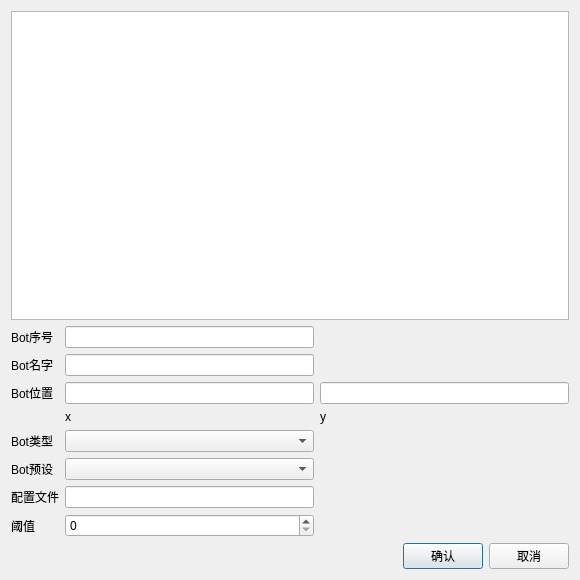
LiJiabo/GameMapGeneration, file dialogbotsettings.ui: the form before one commit.
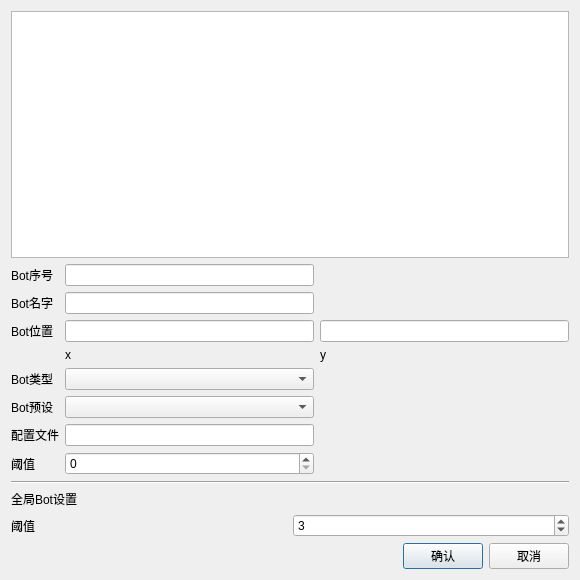
The form after the commit.

```diff
--- a/dialogbotsettings.ui
+++ b/dialogbotsettings.ui
@@ -112,6 +112,41 @@
      </item>
     </layout>
    </item>
+   <item>
+    <widget class="Line" name="line">
+     <property name="orientation">
+      <enum>Qt::Horizontal</enum>
+     </property>
+    </widget>
+   </item>
+   <item>
+    <widget class="QLabel" name="label_10">
+     <property name="text">
+      <string>全局Bot设置</string>
+     </property>
+    </widget>
+   </item>
+   <item>
+    <layout class="QGridLayout" name="gridLayout_2">
+     <item row="0" column="0">
+      <widget class="QLabel" name="label_11">
+       <property name="text">
+        <string>阈值</string>
+       </property>
+      </widget>
+     </item>
+     <item row="0" column="1">
+      <widget class="QSpinBox" name="spinBoxGlobalThreshold">
+       <property name="maximum">
+        <number>8</number>
+       </property>
+       <property name="value">
+        <number>3</number>
+       </property>
+      </widget>
+     </item>
+    </layout>
+   </item>
    <item>
     <layout class="QHBoxLayout" name="horizontalLayout">
      <item>
```
